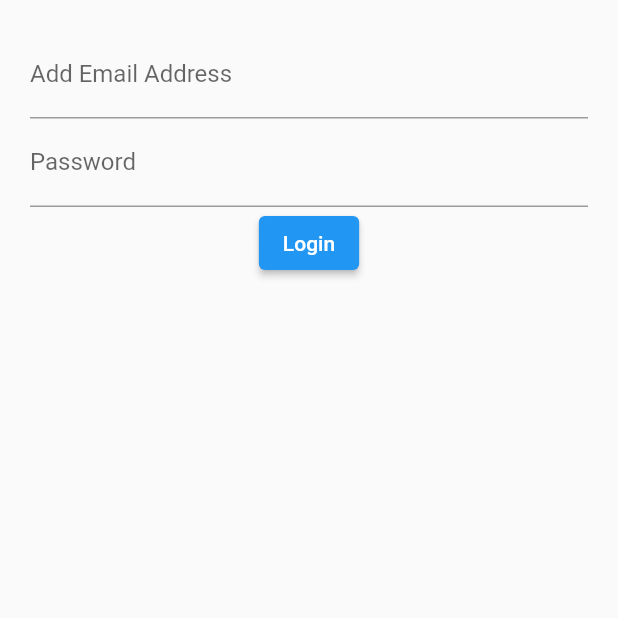
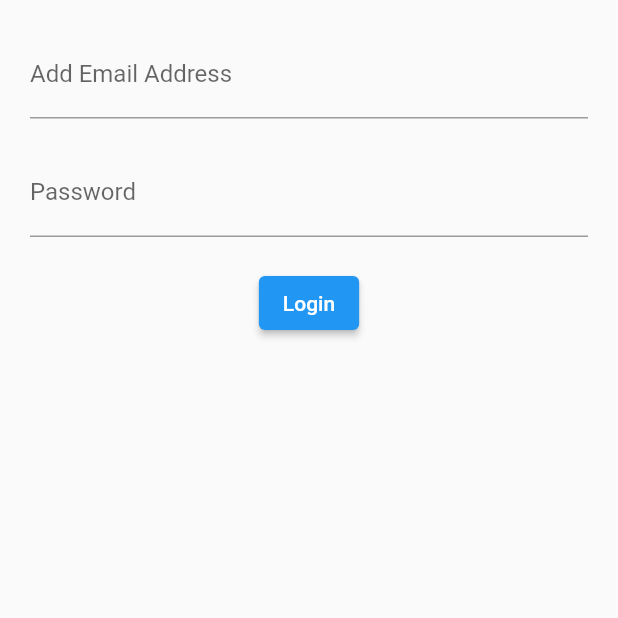
Before and after one commit to mannuelf/flutter-login-block, a Flutter app: the screen it shows after launch, on a phone screen of 412 x 824 dp, the top half of it. Run offline on Flutter 3.47's test engine with Material 2 defaults, Android fonts, the phone set to English and light mode, and no system bars.

Commit message:
add padding

```diff
--- a/lib/src/screens/login.dart
+++ b/lib/src/screens/login.dart
@@ -8,7 +8,17 @@ class LoginScreen extends StatelessWidget {
     return Container(
       margin: const EdgeInsets.all(20.0),
       child: Column(
-        children: <Widget>[emailField(), passwordField(), submitButton()],
+        children: <Widget>[
+          emailField(),
+          Container(
+            margin: EdgeInsets.only(top: 20.0),
+          ),
+          passwordField(),
+          Container(
+            margin: EdgeInsets.only(top: 20.0),
+          ),
+          submitButton()
+        ],
       ),
     );
   }
```
